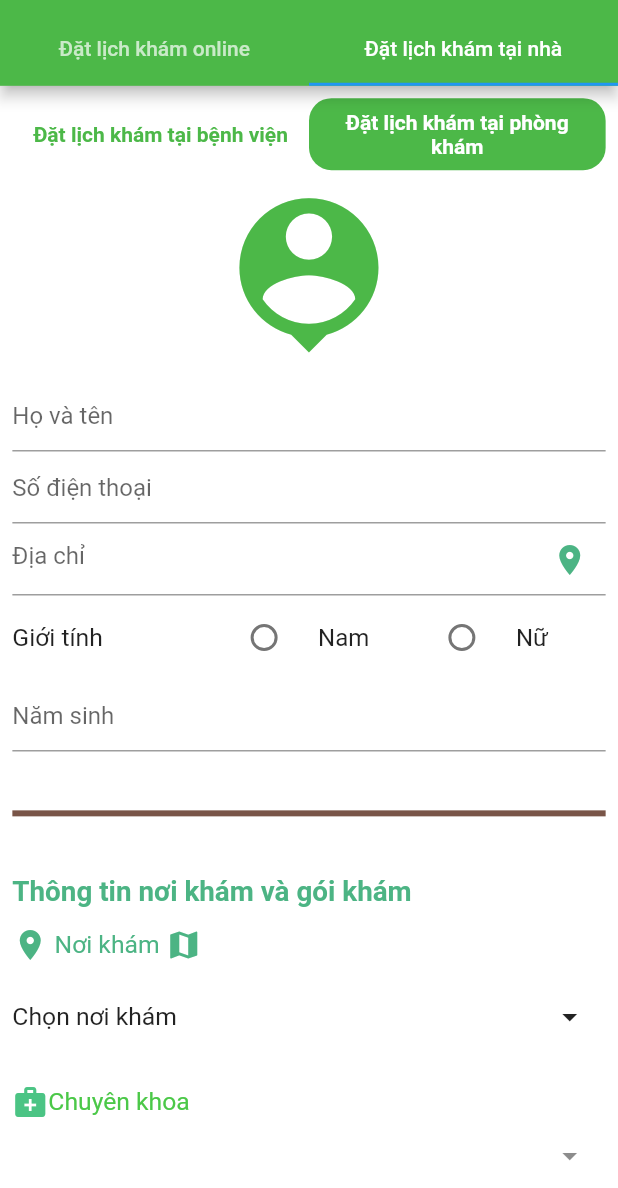
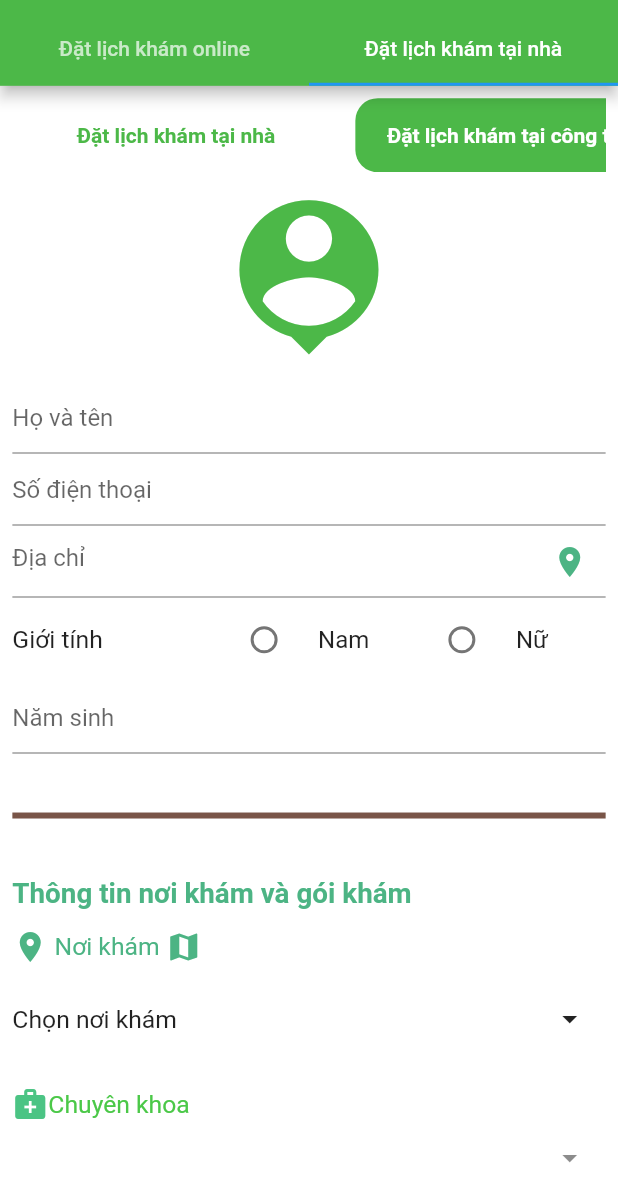
Before and after one commit to Lee-ane/esm, a Flutter app: the screen it shows after launch, tab 2 chosen, on a phone screen of 412 x 824 dp, the part 48-1236 px from its top. Run offline on Flutter 3.47's test engine with Material 2 defaults, Android fonts, the phone set to English and light mode, and no system bars.

Commit message:
first commit

```diff
--- a/ESM/lib/pages/home.dart
+++ b/ESM/lib/pages/home.dart
@@ -8,8 +8,17 @@ class Home extends StatefulWidget {
 }
 
 class _HomeState extends State<Home> {
-  bool atHospital = false;
   String _selectedGender = 'Giới tính';
+  List<String> options = [
+    'Đặt lịch khám tại nhà',
+    'Đặt lịch khám tại công ty',
+    'Đặt lịch đưa đón KCB tận nơi',
+    'Đặt lịch khám hậu Covid-19',
+    'Đặt lịch gọi y tá theo yêu cầu',
+    'Đặt lịch xét nghiệm tại nhà',
+    'Đặt lịch chăm sóc mẹ và bé'
+  ];
+  int selectedIndex = 0;
 
   void _handleGenderChange(String value) {
     setState(() {
@@ -29,60 +38,44 @@ class _HomeState extends State<Home> {
           child: Column(
             crossAxisAlignment: CrossAxisAlignment.start,
             children: [
-              Row(
-                mainAxisAlignment: MainAxisAlignment.spaceEvenly,
-                children: [
-                  Container(
+              SizedBox(
+                width: screenWidth,
+                height: screenHeight * 0.06,
+                child: ListView.builder(
+                    scrollDirection: Axis.horizontal,
+                    itemCount: 7,
+                    itemBuilder: (context, index) {
+                      return Padding(
+                        padding: EdgeInsets.symmetric(
+                            horizontal: screenWidth * 0.025),
+                        child: Container(
                           width: screenWidth * 0.48,
                           decoration: BoxDecoration(
-                      color:
-                          atHospital ? const Color(0xff4CB848) : Colors.white,
+                            color: index == selectedIndex
+                                ? Colors.white
+                                : const Color(0xff4CB848),
                             borderRadius: BorderRadius.circular(15),
                           ),
                           child: TextButton(
                               onPressed: () {
                                 setState(() {
-                            atHospital = true;
+                                  selectedIndex = index;
                                 });
                               },
                               child: Text(
-                          'Đặt lịch khám tại bệnh viện',
+                                options[index],
                                 overflow: TextOverflow.fade,
                                 textAlign: TextAlign.center,
                                 style: TextStyle(
-                              color: atHospital
-                                  ? Colors.white
-                                  : const Color(0xff4CB848),
-                              fontWeight: FontWeight.bold,
-                              fontSize: screenHeight * 0.017),
-                        )),
-                  ),
-                  Container(
-                    width: screenWidth * 0.48,
-                    decoration: BoxDecoration(
-                      color:
-                          atHospital ? Colors.white : const Color(0xff4CB848),
-                      borderRadius: BorderRadius.circular(15),
-                    ),
-                    child: TextButton(
-                        onPressed: () {
-                          setState(() {
-                            atHospital = false;
-                          });
-                        },
-                        child: Text(
-                          'Đặt lịch khám tại phòng khám',
-                          overflow: TextOverflow.fade,
-                          textAlign: TextAlign.center,
-                          style: TextStyle(
-                              color: atHospital
+                                    color: index == selectedIndex
                                         ? const Color(0xff4CB848)
                                         : Colors.white,
                                     fontWeight: FontWeight.bold,
                                     fontSize: screenHeight * 0.017),
                               )),
-                  )
-                ],
+                        ),
+                      );
+                    }),
               ),
               Center(
                 child: IconButton(
```
Lines whose indentation alone changed are shown as unchanged.
